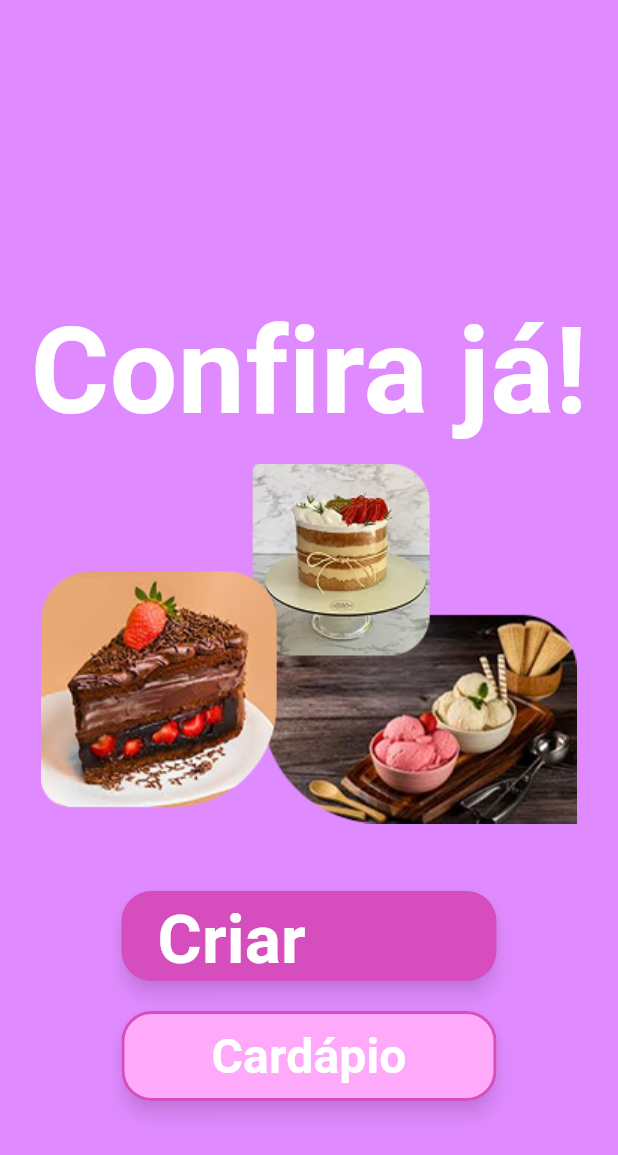
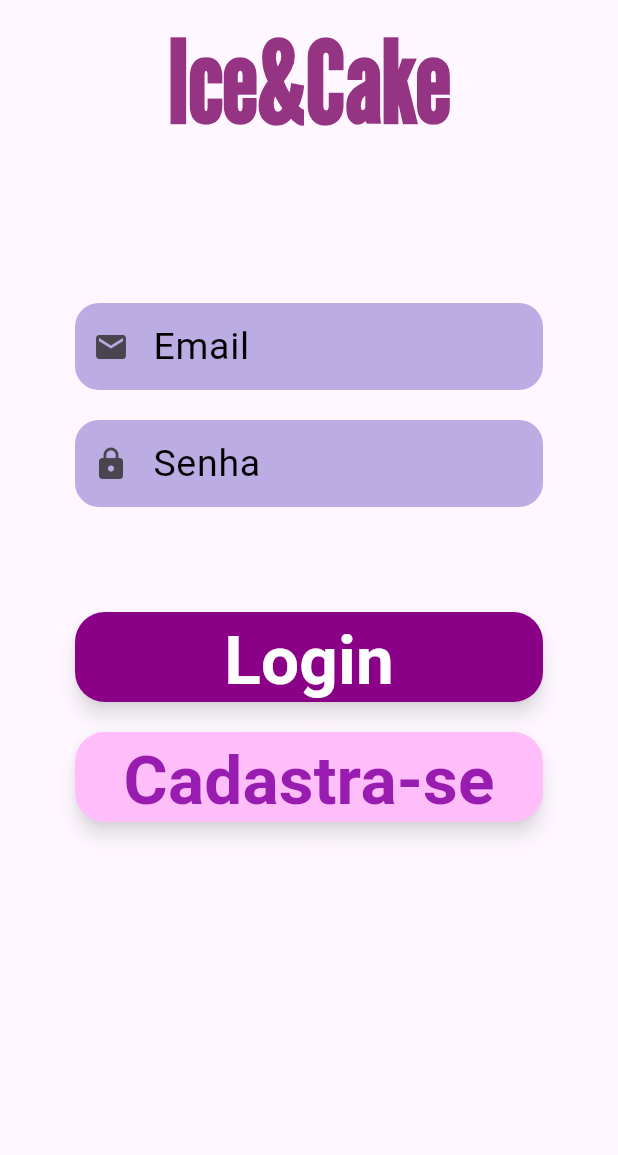
Before and after one commit to mathesissi/ice-cake, a Flutter app: the OnboardingPage3 widget shown alone on an empty page, opened directly, after a tap on "Criar Conta", on a phone screen of 412 x 824 dp. Shown: the top 1155 px of the screen. Run offline on Flutter 3.47's test engine with Material 3 defaults, Android fonts, the phone set to English and light mode, and no system bars; our stand-ins replace curved_navigation_bar, go_router, smooth_page_indicator; Roboto replaces fonts that are missing (Dongle).

```diff
--- a/lib/model/torta.dart
+++ b/lib/model/torta.dart
@@ -12,6 +12,7 @@ class Torta extends Produto {
     required this.peso,
   }) : super(nome, descricao, preco);
 
+  @override
   void exibirDetalhes() {
     print('Torta: $nome');
     print('Descrição: $descricao');
--- /dev/null
+++ b/lib/pages/autenticacao_page.dart
@@ -0,0 +1,214 @@
+import 'package:doceria_app/widgets/button_widget.dart';
+import 'package:doceria_app/widgets/input_decoration.dart';
+import 'package:flutter/material.dart';
+import 'package:go_router/go_router.dart';
+
+class AutenticacaoPage extends StatefulWidget {
+  const AutenticacaoPage({super.key});
+
+  @override
+  State<AutenticacaoPage> createState() => _AutenticacaoPageState();
+}
+
+class _AutenticacaoPageState extends State<AutenticacaoPage> {
+  bool isLogin = true;
+  bool isChecked = false;
+
+  final _formkey = GlobalKey<FormState>();
+
+  final _nameController = TextEditingController();
+  final _emailController = TextEditingController();
+  final _passwordController = TextEditingController();
+  final _confirmPasswordController = TextEditingController();
+
+  @override
+  void dispose() {
+    _nameController.dispose();
+    _emailController.dispose();
+    _passwordController.dispose();
+    _confirmPasswordController.dispose();
+    super.dispose();
+  }
+
+  @override
+  Widget build(BuildContext context) {
+    return Scaffold(
+      body: SafeArea(
+        child: Column(
+          children: [
+            Center(
+              child: Text(
+                'Ice&Cake',
+                style: TextStyle(
+                  fontSize: 75,
+                  fontWeight: FontWeight.bold,
+                  fontFamily: 'league_gothic',
+                  color: Color(0xFF963484),
+                ),
+              ),
+            ),
+            SizedBox(height: 20),
+            Padding(
+              padding: const EdgeInsets.all(50.0),
+              child: Form(
+                key: _formkey,
+                child: Center(
+                  child: SingleChildScrollView(
+                    child: Column(
+                      mainAxisAlignment: MainAxisAlignment.center,
+                      crossAxisAlignment: CrossAxisAlignment.stretch,
+                      children: [
+                        Visibility(
+                          visible: !isLogin,
+                          child: TextFormField(
+                            style: const TextStyle(fontSize: 25),
+                            controller: _nameController,
+                            decoration: getInputDecoration(
+                              'Nome',
+                              Icons.person,
+                            ),
+                            validator: (String? value) {
+                              if (value == null || value.isEmpty) {
+                                return 'O nome não pode ser vazio';
+                              }
+                              return null;
+                            },
+                          ),
+                        ),
+                        SizedBox(height: 25),
+                        TextFormField(
+                          style: const TextStyle(fontSize: 25),
+                          controller: _emailController,
+                          decoration: getInputDecoration('Email', Icons.email),
+                          validator: (String? value) {
+                            if (value == null || value.isEmpty) {
+                              return 'O email não pode ser vazio';
+                            }
+                            if (!value.contains('@') || !value.contains('.')) {
+                              return 'O email não é válido';
+                            }
+                            return null;
+                          },
+                        ),
+
+                        SizedBox(height: 20),
+                        TextFormField(
+                          style: const TextStyle(fontSize: 25),
+                          controller: _passwordController,
+                          decoration: getInputDecoration('Senha', Icons.lock),
+                          obscureText: true,
+                          validator: (String? value) {
+                            if (value == null || value.isEmpty) {
+                              return 'A senha não pode ser vazia';
+                            }
+                            if (value.length < 7) {
+                              return 'A senha deve ter no mínimo 7 caracteres';
+                            }
+                            return null;
+                          },
+                        ),
+                        SizedBox(height: 20),
+                        Visibility(
+                          visible: !isLogin,
+                          child: Column(
+                            children: [
+                              TextFormField(
+                                style: const TextStyle(fontSize: 25),
+                                controller: _confirmPasswordController,
+                                decoration: getInputDecoration(
+                                  'Confirmar Senha',
+                                  Icons.lock,
+                                ),
+                                obscureText: true,
+                                validator: (String? value) {
+                                  if (value == null || value.isEmpty) {
+                                    return 'Confirme a senha';
+                                  }
+                                  if (value != _passwordController.text) {
+                                    return 'As senhas não coincidem';
+                                  }
+                                  return null;
+                                },
+                              ),
+                              SizedBox(height: 20),
+                              Row(
+                                children: [
+                                  Checkbox(
+                                    value: isChecked,
+                                    onChanged: (value) {
+                                      setState(() {
+                                        isChecked = value!;
+                                      });
+                                    },
+                                  ),
+                                  TextButton(
+                                    onPressed: () {},
+                                    child: Text(
+                                      'Li e concordo com os termos',
+                                      style: TextStyle(
+                                        color: Color.fromARGB(255, 86, 38, 199),
+                                        fontSize: 25,
+                                        fontWeight: FontWeight.bold,
+                                        decoration: TextDecoration.underline,
+                                        decorationColor: Color.fromARGB(
+                                          255,
+                                          86,
+                                          38,
+                                          199,
+                                        ),
+                                      ),
+                                    ),
+                                  ),
+                                ],
+                              ),
+                            ],
+                          ),
+                        ),
+                        SizedBox(height: 50),
+                        ButtonPadrao(
+                          text: (isLogin ? 'Login' : 'Cadastrar'),
+                          onPressed: () {
+                            buttonPrincipal();
+                          },
+                        ),
+
+                        SizedBox(height: 20),
+
+                        ButtonAlternativo(
+                          onPressed: () {
+                            setState(() {
+                              isLogin = !isLogin;
+                            });
+                          },
+                          text: (!isLogin ? 'Conecte-se' : 'Cadastra-se'),
+                        ),
+                      ],
+                    ),
+                  ),
+                ),
+              ),
+            ),
+          ],
+        ),
+      ),
+    );
+  }
+
+  void buttonPrincipal() {
+    if (!_formkey.currentState!.validate()) {
+      return;
+    }
+
+    if (!isLogin && !isChecked) {
+      ScaffoldMessenger.of(context).showSnackBar(
+        const SnackBar(
+          backgroundColor: Colors.redAccent,
+          content: Text('Você precisa aceitar os termos para continuar.'),
+        ),
+      );
+      return;
+    }
+
+    GoRouter.of(context).go('/home');
+  }
+}
--- a/lib/pages/onboarding_page3.dart
+++ b/lib/pages/onboarding_page3.dart
@@ -1,5 +1,6 @@
 import 'package:doceria_app/widgets/button_widget.dart';
 import 'package:flutter/material.dart';
+import 'package:go_router/go_router.dart';
 
 class OnboardingPage3 extends StatelessWidget {
   const OnboardingPage3({super.key});
@@ -26,27 +27,15 @@ class OnboardingPage3 extends StatelessWidget {
               height: 250,
             ),
             const SizedBox(height: 40),
-            ButtonPadrao(text: 'Criar Conta', onPressed: () {}),
+            ButtonPadrao(
+              text: 'Criar Conta',
+              onPressed: () => GoRouter.of(context).go('/autenticacao'),
+            ),
 
             const SizedBox(height: 20),
-            FilledButton(
-              style: FilledButton.styleFrom(
-                elevation: 5,
-                shadowColor: const Color.fromARGB(146, 0, 0, 0),
-                fixedSize: const Size(250, 60),
-                backgroundColor: const Color.fromARGB(255, 255, 169, 251),
-                shape: RoundedRectangleBorder(
-                  borderRadius: BorderRadius.circular(20),
-                  side: const BorderSide(color: Color(0xFFD64DBD), width: 2),
-                ),
-              ),
-              onPressed: () {
-                // ação para navegar ao cardápio
-              },
-              child: const Text(
-                'Cardápio',
-                style: TextStyle(fontSize: 32, fontWeight: FontWeight.bold),
-              ),
+            ButtonAlternativo(
+              text: 'Cardapio',
+              onPressed: () => GoRouter.of(context).go('/home'),
             ),
 
             const SizedBox(height: 90),
--- a/lib/routers/router.dart
+++ b/lib/routers/router.dart
@@ -0,0 +1,22 @@
+import 'package:doceria_app/pages/apresentacao.dart';
+import 'package:doceria_app/pages/autenticacao_page.dart';
+import 'package:doceria_app/pages/home_page.dart';
+import 'package:doceria_app/pages/onboarding_home.dart';
+import 'package:flutter/cupertino.dart';
+import 'package:flutter/material.dart';
+import 'package:go_router/go_router.dart';
+
+final routes = GoRouter(
+  routes: [
+    GoRoute(path: '/', builder: (context, state) => const Apresentacao()),
+    GoRoute(
+      path: '/onboarding',
+      pageBuilder: (context, state) => MaterialPage(child: OnboardingHome()),
+    ),
+    GoRoute(
+      path: '/autenticacao',
+      builder: (context, state) => AutenticacaoPage(),
+    ),
+    GoRoute(path: '/home', builder: (context, state) => const HomePage()),
+  ],
+);
--- a/lib/widgets/button_widget.dart
+++ b/lib/widgets/button_widget.dart
@@ -5,7 +5,7 @@ Widget ButtonPadrao({required String text, required VoidCallback onPressed}) {
     style: FilledButton.styleFrom(
       elevation: 5,
       shadowColor: const Color.fromARGB(146, 0, 0, 0),
-      backgroundColor: Color.fromARGB(255, 214, 77, 189),
+      backgroundColor: Color.fromARGB(255, 138, 0, 135),
       fixedSize: Size(250, 60),
       shape: RoundedRectangleBorder(borderRadius: BorderRadius.circular(20)),
     ),
@@ -20,3 +20,27 @@ Widget ButtonPadrao({required String text, required VoidCallback onPressed}) {
     ),
   );
 }
+
+Widget ButtonAlternativo({
+  required String text,
+  required VoidCallback onPressed,
+}) {
+  return FilledButton(
+    style: FilledButton.styleFrom(
+      elevation: 5,
+      shadowColor: const Color.fromARGB(146, 0, 0, 0),
+      backgroundColor: Color.fromARGB(255, 255, 189, 249),
+      fixedSize: Size(250, 60),
+      shape: RoundedRectangleBorder(borderRadius: BorderRadius.circular(20)),
+    ),
+    onPressed: onPressed,
+    child: Text(
+      text,
+      style: const TextStyle(
+        color: Color.fromARGB(255, 151, 28, 175),
+        fontSize: 45,
+        fontWeight: FontWeight.bold,
+      ),
+    ),
+  );
+}
--- /dev/null
+++ b/lib/widgets/input_decoration.dart
@@ -0,0 +1,20 @@
+import 'package:flutter/material.dart';
+
+InputDecoration getInputDecoration(String label, IconData icon) {
+  return InputDecoration(
+    prefixIcon: Icon(icon),
+    hintText: label,
+    hintStyle: TextStyle(
+      color: const Color.fromARGB(255, 0, 0, 0),
+      fontSize: 25,
+    ),
+    filled: true,
+    fillColor: const Color(0xFFBBACE4),
+
+    contentPadding: EdgeInsets.all(10),
+    border: OutlineInputBorder(
+      borderRadius: BorderRadius.circular(16.0),
+      borderSide: BorderSide.none,
+    ),
+  );
+}
--- a/pubspec.yaml
+++ b/pubspec.yaml
@@ -33,8 +33,11 @@ dependencies:
 
   # The following adds the Cupertino Icons font to your application.
   # Use with the CupertinoIcons class for iOS style icons.
+  go_router: ^16.0.0
   cupertino_icons: ^1.0.8
   smooth_page_indicator: ^1.0.0+2
+  curved_navigation_bar: ^1.0.6
+  carousel_slider: ^5.1.1
 
 dev_dependencies:
   flutter_test:
```
Also changed, not shown: lib/main.dart (+7 -4 lines), lib/pages/apresentacao.dart (+6 -21 lines), lib/pages/home_page.dart (+56 -1 lines), lib/widgets/carrossel_widget.dart (added, +10 -0 lines), pubspec.lock.
